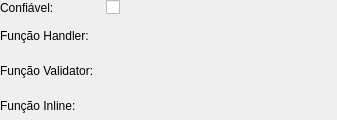
Old version of the form pgmodeler_ui/ui/linguagemwidget.ui in the repository erdincay/pgmodeler-old.
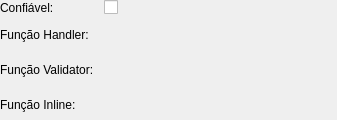
New version of the form.

```diff
--- a/pgmodeler_ui/ui/linguagemwidget.ui
+++ b/pgmodeler_ui/ui/linguagemwidget.ui
@@ -23,6 +23,9 @@
    <property name="margin">
     <number>0</number>
    </property>
+   <property name="spacing">
+    <number>4</number>
+   </property>
    <item row="0" column="0">
     <widget class="QLabel" name="confiavel_lbl">
      <property name="sizePolicy">
```
Left out of the diff: 4 changed lines with no effect on the pictures.
